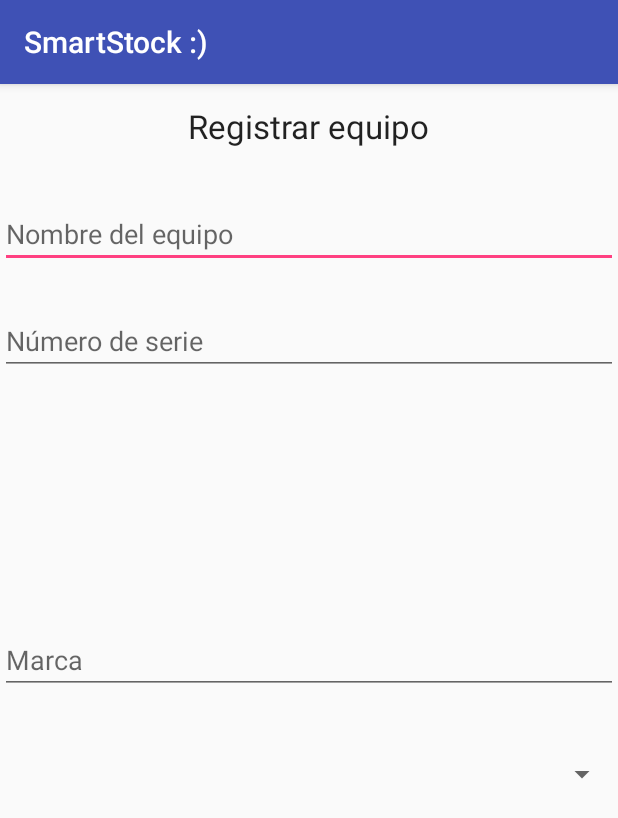
After one commit to andreandyp/SmartStock, an Android app: the NuevoProductoActivity screen opened directly, with no data from a screen before it, on a phone screen of 412 x 824 dp. The commit adds this screen. Shown: the top 818 px of the screen. Run offline under Robolectric (Android 15) with nearby library versions, the phone set to English and light mode, and no system bars.

Commit message:
Agregando la opción de agregar productos

```diff
--- a/app/src/main/AndroidManifest.xml
+++ b/app/src/main/AndroidManifest.xml
@@ -44,7 +44,9 @@
             android:label="Smart Stock"
             android:theme="@style/AppTheme.NoActionBar" />
         <activity android:name=".inventario.InventariosActivity" />
-        <activity android:name=".inventario.NuevoInventarioActivity"></activity>
+        <activity android:name=".inventario.NuevoInventarioActivity" />
+        <activity android:name=".producto.ListaProductosActivity" />
+        <activity android:name=".producto.NuevoProductoActivity"></activity>
     </application>
 
 </manifest>
--- /dev/null
+++ b/app/src/main/java/mx/ipn/escom/producto/NuevoProductoActivity.java
@@ -0,0 +1,15 @@
+package mx.ipn.escom.producto;
+
+import android.support.v7.app.AppCompatActivity;
+import android.os.Bundle;
+
+import mx.ipn.escom.R;
+
+public class NuevoProductoActivity extends AppCompatActivity {
+
+    @Override
+    protected void onCreate(Bundle savedInstanceState) {
+        super.onCreate(savedInstanceState);
+        setContentView(R.layout.activity_nuevo_producto);
+    }
+}
--- /dev/null
+++ b/app/src/main/res/layout/activity_nuevo_producto.xml
@@ -0,0 +1,62 @@
+<?xml version="1.0" encoding="utf-8"?>
+<RelativeLayout xmlns:android="http://schemas.android.com/apk/res/android"
+    xmlns:app="http://schemas.android.com/apk/res-auto"
+    xmlns:tools="http://schemas.android.com/tools"
+    android:layout_width="match_parent"
+    android:layout_height="match_parent"
+    tools:context="mx.ipn.escom.producto.NuevoProductoActivity">
+
+    <EditText
+        android:layout_width="wrap_content"
+        android:layout_height="wrap_content"
+        android:layout_alignParentEnd="true"
+        android:layout_alignParentStart="true"
+        android:layout_alignParentTop="true"
+        android:layout_marginTop="77dp"
+        android:ems="10"
+        android:hint="Nombre del equipo"
+        android:inputType="textPersonName"
+        android:id="@+id/nombre" />
+
+    <TextView
+        android:id="@+id/textView"
+        android:layout_width="wrap_content"
+        android:layout_height="wrap_content"
+        android:layout_alignParentTop="true"
+        android:layout_centerHorizontal="true"
+        android:layout_marginTop="13dp"
+        android:text="Registrar equipo"
+        android:textAppearance="@android:style/TextAppearance.Material.Large" />
+
+    <EditText
+        android:id="@+id/serie"
+        android:layout_width="wrap_content"
+        android:layout_height="wrap_content"
+        android:layout_alignParentEnd="true"
+        android:layout_alignParentStart="true"
+        android:layout_below="@+id/nombre"
+        android:layout_marginTop="26dp"
+        android:ems="10"
+        android:hint="Número de serie"
+        android:inputType="number" />
+
+    <EditText
+        android:id="@+id/marca"
+        android:layout_width="wrap_content"
+        android:layout_height="wrap_content"
+        android:layout_alignParentEnd="true"
+        android:layout_alignParentStart="true"
+        android:layout_centerVertical="true"
+        android:ems="10"
+        android:hint="Marca"
+        android:inputType="textPersonName" />
+
+    <Spinner
+        android:id="@+id/tipo"
+        android:layout_width="match_parent"
+        android:layout_height="wrap_content"
+        android:layout_alignParentStart="true"
+        android:layout_below="@+id/marca"
+        android:layout_marginTop="41dp"
+        android:spinnerMode="dialog" />
+</RelativeLayout>
--- a/app/src/main/res/values/strings.xml
+++ b/app/src/main/res/values/strings.xml
@@ -87,4 +87,5 @@
 
     <string name="navigation_drawer_open">Open navigation drawer</string>
     <string name="navigation_drawer_close">Close navigation drawer</string>
+    <string name="title_activity_lista_productos">Lista de productos</string>
 </resources>
```
Also changed, not shown: app/src/main/java/mx/ipn/escom/inventario/InventariosActivity.java (+13 -5 lines), app/src/main/java/mx/ipn/escom/producto/ListaProductosActivity.java (added, +69 -0 lines), app/src/main/res/layout/activity_lista_productos.xml (added, +37 -0 lines), app/src/main/res/layout/elemento_inventario.xml (+9 -3 lines), app/src/main/res/layout/elemento_producto.xml (added, +24 -0 lines).
